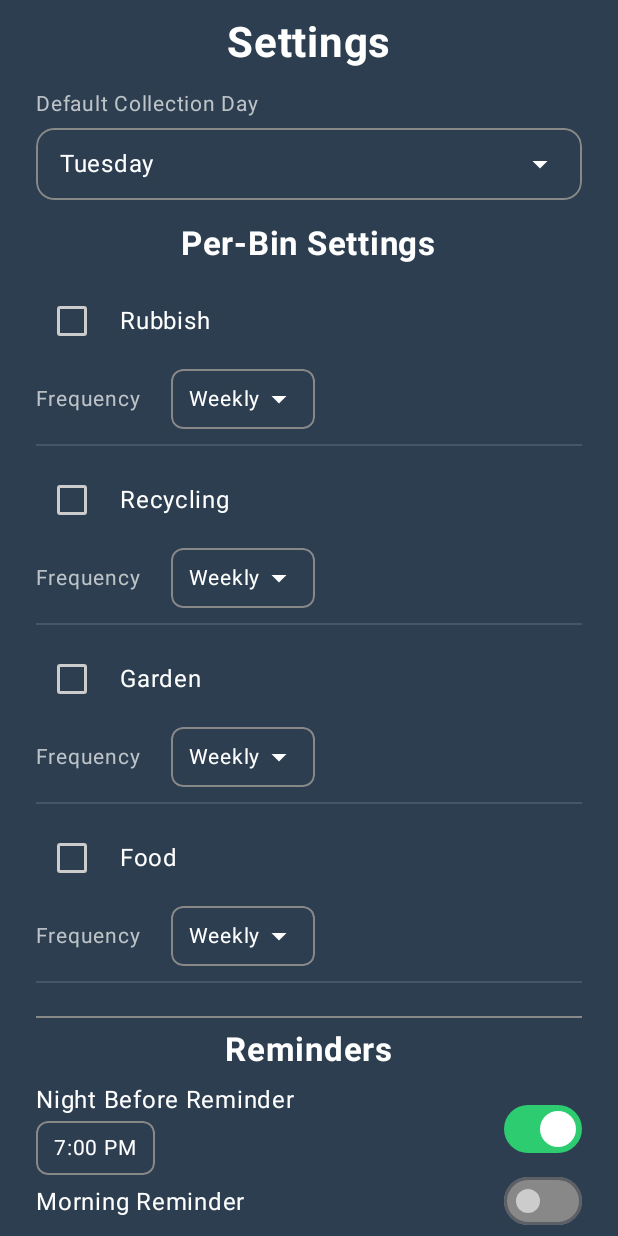
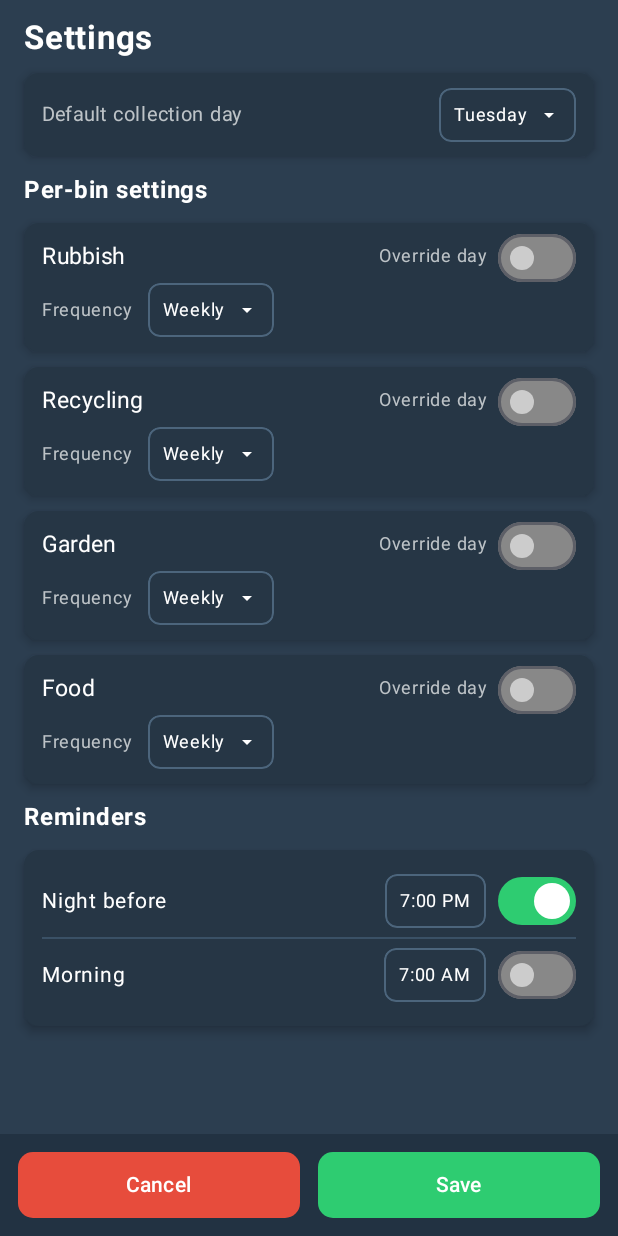
Before and after one commit to oozye1/rubishjuly24, an Android app built with Jetpack Compose: the SettingsScreen screen opened through its navigation route, on a phone screen of 412 x 824 dp. Run offline under Robolectric (Android 15) with nearby library versions, the light colour scheme and no system bars; our stand-ins replace AdMob; 7 statements that could not run were skipped.

Commit message:
2nd chat gpt5 save! id say it is better than before so far so good!

```diff
--- a/app/src/main/java/co/uk/doverguitarteacher/rubbishdayreminder/SettingsScreen.kt
+++ b/app/src/main/java/co/uk/doverguitarteacher/rubbishdayreminder/SettingsScreen.kt
@@ -6,6 +6,8 @@ import androidx.compose.foundation.background
 import androidx.compose.foundation.border
 import androidx.compose.foundation.clickable
 import androidx.compose.foundation.layout.*
+import androidx.compose.foundation.lazy.LazyColumn
+import androidx.compose.foundation.lazy.items
 import androidx.compose.foundation.shape.RoundedCornerShape
 import androidx.compose.material.icons.Icons
 import androidx.compose.material.icons.filled.ArrowDropDown
@@ -61,7 +63,7 @@ fun SettingsScreen(
     }
 
     val timeFormatter = remember { DateTimeFormatter.ofPattern("h:mm a") }
-    val dateFormatter = remember { DateTimeFormatter.ofPattern("EEE d MMM yyyy") }
+    val dateFormatter = remember { DateTimeFormatter.ofPattern("EEE d MMM") }
     val ctx = LocalContext.current
 
     fun showTimePicker(initial: LocalTime, onResult: (LocalTime) -> Unit) {
@@ -74,158 +76,256 @@ fun SettingsScreen(
             base.year, base.monthValue - 1, base.dayOfMonth).show()
     }
 
-    Column(
-        modifier = Modifier
-            .fillMaxSize()
-            .background(Color(0xFF2c3e50))
-            .padding(horizontal = 24.dp, vertical = 12.dp),
-        horizontalAlignment = Alignment.CenterHorizontally
-    ) {
-        Text("Settings", fontSize = 28.sp, fontWeight = FontWeight.Bold, color = Color.White)
-        Spacer(Modifier.height(12.dp))
+    Scaffold(
+        containerColor = Color(0xFF2c3e50),
+        bottomBar = {
+            Surface(tonalElevation = 2.dp, color = Color(0xFF223242)) {
+                Row(
+                    Modifier
+                        .fillMaxWidth()
+                        .padding(12.dp),
+                    horizontalArrangement = Arrangement.spacedBy(12.dp)
+                ) {
+                    Button(
+                        onClick = onNavigateBack,
+                        modifier = Modifier.weight(1f).height(44.dp),
+                        shape = RoundedCornerShape(10.dp),
+                        colors = ButtonDefaults.buttonColors(containerColor = Color(0xFFe74c3c))
+                    ) { Text("Cancel") }
 
-        SettingRow(label = "Default Collection Day") {
-            DayOfWeekSelector(selectedDay = selectedDay, onDaySelected = { selectedDay = it })
+                    Button(
+                        onClick = {
+                            settingsManager.saveCollectionDay(selectedDay)
+                            settingsManager.saveReminderSettings(
+                                eveningEnabled = eveningReminder,
+                                morningEnabled = morningReminder,
+                                eveningTime = eveningTime,
+                                morningTime = morningTime
+                            )
+                            perBinState.forEach { (bin, holder) ->
+                                val s = holder.value
+                                settingsManager.saveBinCollectionDay(bin.id, if (s.enabledOverrideDay) s.day else null)
+                                settingsManager.saveBinFrequency(bin.id, s.frequency)
+                                settingsManager.saveBinAnchorDate(
+                                    bin.id,
+                                    if (s.frequency == Frequency.FORTNIGHTLY) s.anchorDate else null
+                                )
+                            }
+                            AlarmScheduler.scheduleAlarms(appContext, settingsManager)
+                            onNavigateBack()
+                        },
+                        modifier = Modifier.weight(1f).height(44.dp),
+                        shape = RoundedCornerShape(10.dp),
+                        colors = ButtonDefaults.buttonColors(containerColor = Color(0xFF2ecc71))
+                    ) { Text("Save") }
+                }
+            }
         }
-        Spacer(Modifier.height(16.dp))
+    ) { padding ->
+        LazyColumn(
+            modifier = Modifier
+                .fillMaxSize()
+                .padding(padding)
+                .padding(horizontal = 16.dp),
+            verticalArrangement = Arrangement.spacedBy(10.dp),
+            contentPadding = PaddingValues(bottom = 88.dp, top = 12.dp)
+        ) {
+            item {
+                Text("Settings", fontSize = 22.sp, fontWeight = FontWeight.Bold, color = Color.White)
+            }
 
-        Text("Per-Bin Settings", fontSize = 22.sp, fontWeight = FontWeight.Bold, color = Color.White)
-        Spacer(Modifier.height(8.dp))
+            item {
+                SectionCard {
+                    Row(Modifier.fillMaxWidth(), verticalAlignment = Alignment.CenterVertically) {
+                        Text("Default collection day", color = Color(0xFFbdc3c7), fontSize = 13.sp)
+                        Spacer(Modifier.weight(1f))
+                        DayOfWeekCompactDropdown(selectedDay) { selectedDay = it }
+                    }
+                }
+            }
 
-        BinTypes.ALL_BINS.forEach { bin ->
-            val holder = perBinState[bin]!!
-            val s = holder.value
+            item {
+                Text("Per-bin settings", color = Color.White, fontWeight = FontWeight.Bold, fontSize = 16.sp)
+            }
 
-            Column(Modifier.fillMaxWidth().padding(vertical = 6.dp)) {
-                Row(verticalAlignment = Alignment.CenterVertically, modifier = Modifier.fillMaxWidth()) {
-                    Row(verticalAlignment = Alignment.CenterVertically, modifier = Modifier.weight(1f)) {
-                        Checkbox(
+            items(BinTypes.ALL_BINS) { bin ->
+                val holder = perBinState[bin]!!
+                val s = holder.value
+                SectionCard {
+                    Row(Modifier.fillMaxWidth(), verticalAlignment = Alignment.CenterVertically) {
+                        Text(bin.displayName, color = Color.White, fontSize = 15.sp, modifier = Modifier.weight(1f))
+                        CompactSwitchLabel(
+                            label = "Override day",
                             checked = s.enabledOverrideDay,
-                            onCheckedChange = { chk -> holder.value = s.copy(enabledOverrideDay = chk) },
-                            colors = CheckboxDefaults.colors(checkedColor = Color(0xFF2ecc71), uncheckedColor = Color.LightGray)
+                            onCheckedChange = { holder.value = s.copy(enabledOverrideDay = it) }
                         )
-                        Spacer(Modifier.width(8.dp))
-                        Text(bin.displayName, color = Color.White, fontSize = 16.sp)
                     }
                     if (s.enabledOverrideDay) {
-                        Spacer(Modifier.width(16.dp))
-                        DayOfWeekSelector(
-                            selectedDay = s.day,
-                            onDaySelected = { d -> holder.value = s.copy(day = d) },
-                            modifier = Modifier.weight(1f).widthIn(min = 200.dp)
-                        )
+                        Spacer(Modifier.height(6.dp))
+                        Row(Modifier.fillMaxWidth(), verticalAlignment = Alignment.CenterVertically) {
+                            Text("Day", color = Color(0xFFbdc3c7), fontSize = 12.sp)
+                            Spacer(Modifier.width(10.dp))
+                            DayOfWeekCompactDropdown(s.day) { d -> holder.value = s.copy(day = d) }
+                        }
+                    }
+
+                    Spacer(Modifier.height(6.dp))
+                    Row(Modifier.fillMaxWidth(), verticalAlignment = Alignment.CenterVertically) {
+                        Text("Frequency", color = Color(0xFFbdc3c7), fontSize = 12.sp)
+                        Spacer(Modifier.width(10.dp))
+                        FrequencyCompactDropdown(s.frequency) { f -> holder.value = s.copy(frequency = f) }
+                        if (s.frequency == Frequency.FORTNIGHTLY) {
+                            Spacer(Modifier.width(10.dp))
+                            val label = s.anchorDate?.format(dateFormatter) ?: "Start date"
+                            CompactChip(label) {
+                                showDatePicker(s.anchorDate) { picked -> holder.value = s.copy(anchorDate = picked) }
+                            }
+                        }
                     }
                 }
+            }
 
-                Row(verticalAlignment = Alignment.CenterVertically, modifier = Modifier.fillMaxWidth().padding(top = 8.dp)) {
-                    Text("Frequency", color = Color(0xFFbdc3c7), fontSize = 14.sp, modifier = Modifier.width(90.dp))
-                    FrequencySelector(selected = s.frequency, onSelected = { f -> holder.value = s.copy(frequency = f) })
-                    Spacer(Modifier.width(12.dp))
-                    if (s.frequency == Frequency.FORTNIGHTLY) {
-                        val label = s.anchorDate?.format(dateFormatter) ?: "Pick start date"
-                        Box(
-                            modifier = Modifier
-                                .clip(RoundedCornerShape(8.dp))
-                                .border(1.dp, Color.Gray, RoundedCornerShape(8.dp))
-                                .clickable { showDatePicker(s.anchorDate) { picked -> holder.value = s.copy(anchorDate = picked) } }
-                                .padding(horizontal = 12.dp, vertical = 8.dp)
-                        ) { Text(label, color = Color.White, fontSize = 14.sp) }
-                    }
+            item {
+                Text("Reminders", color = Color.White, fontWeight = FontWeight.Bold, fontSize = 16.sp)
+            }
+
+            item {
+                SectionCard {
+                    CompactReminderRow(
+                        label = "Night before",
+                        time = eveningTime,
+                        isChecked = eveningReminder,
+                        onCheckedChange = { eveningReminder = it },
+                        onPickTime = { if (eveningReminder) showTimePicker(eveningTime) { eveningTime = it } },
+                        timeFormatter = timeFormatter
+                    )
+                    Divider(color = Color(0xFF3A5166))
+                    CompactReminderRow(
+                        label = "Morning",
+                        time = morningTime,
+                        isChecked = morningReminder,
+                        onCheckedChange = { morningReminder = it },
+                        onPickTime = { if (morningReminder) showTimePicker(morningTime) { morningTime = it } },
+                        timeFormatter = timeFormatter
+                    )
                 }
-                Divider(Modifier.padding(top = 10.dp), color = Color(0xFF42576B))
             }
         }
+    }
+}
 
-        Spacer(Modifier.height(16.dp))
-        Divider(color = Color.Gray)
-        Spacer(Modifier.height(8.dp))
+/* ---------- Material3 Card-based compact UI ---------- */
 
-        Text("Reminders", fontSize = 22.sp, fontWeight = FontWeight.Bold, color = Color.White)
-        Spacer(Modifier.height(8.dp))
+@Composable
+private fun SectionCard(content: @Composable ColumnScope.() -> Unit) {
+    ElevatedCard(
+        modifier = Modifier.fillMaxWidth(),
+        shape = RoundedCornerShape(10.dp),
+        colors = CardDefaults.cardColors(containerColor = Color(0xFF263645)),
+        elevation = CardDefaults.elevatedCardElevation(defaultElevation = 4.dp)
+    ) {
+        Column(
+            modifier = Modifier.padding(horizontal = 12.dp, vertical = 10.dp),
+            content = content
+        )
+    }
+}
 
-        ReminderRow(
-            label = "Night Before Reminder",
-            time = eveningTime,
-            isChecked = eveningReminder,
-            onCheckedChange = { eveningReminder = it },
-            onTimeClicked = { if (eveningReminder) showTimePicker(eveningTime) { eveningTime = it } },
-            enabled = eveningReminder,
-            timeFormatter = timeFormatter
+@Composable
+private fun CompactChip(text: String, onClick: () -> Unit) {
+    Box(
+        modifier = Modifier
+            .clip(RoundedCornerShape(8.dp))
+            .border(1.dp, Color(0xFF4C657C), RoundedCornerShape(8.dp))
+            .clickable { onClick() }
+            .padding(horizontal = 10.dp, vertical = 6.dp)
+    ) {
+        Text(text, color = Color.White, fontSize = 12.sp)
+    }
+}
+
+@Composable
+private fun CompactSwitchLabel(label: String, checked: Boolean, onCheckedChange: (Boolean) -> Unit) {
+    Row(verticalAlignment = Alignment.CenterVertically) {
+        Text(label, color = Color(0xFFbdc3c7), fontSize = 12.sp)
+        Spacer(Modifier.width(6.dp))
+        Switch(
+            checked = checked,
+            onCheckedChange = onCheckedChange,
+            modifier = Modifier.height(18.dp),
+            colors = SwitchDefaults.colors(
+                checkedThumbColor = Color.White,
+                checkedTrackColor = Color(0xFF2ecc71),
+                uncheckedThumbColor = Color.LightGray,
+                uncheckedTrackColor = Color.Gray
+            )
         )
-        Spacer(Modifier.height(6.dp))
-        ReminderRow(
-            label = "Morning Reminder",
-            time = morningTime,
-            isChecked = morningReminder,
-            onCheckedChange = { morningReminder = it },
-            onTimeClicked = { if (morningReminder) showTimePicker(morningTime) { morningTime = it } },
-            enabled = morningReminder,
-            timeFormatter = timeFormatter
-        )
+    }
+}
 
-        Spacer(Modifier.weight(1f))
-
-        Row(Modifier.fillMaxWidth(), horizontalArrangement = Arrangement.spacedBy(16.dp)) {
-            Button(
-                onClick = onNavigateBack,
-                modifier = Modifier.weight(1f).height(50.dp),
-                shape = RoundedCornerShape(12.dp),
-                colors = ButtonDefaults.buttonColors(containerColor = Color(0xFFe74c3c))
-            ) { Text("Cancel") }
-
-            Button(
-                onClick = {
-                    // Save global default day + reminders
-                    settingsManager.saveCollectionDay(selectedDay)
-                    settingsManager.saveReminderSettings(
-                        eveningEnabled = eveningReminder,
-                        morningEnabled = morningReminder,
-                        eveningTime = eveningTime,
-                        morningTime = morningTime
-                    )
-                    // Save per-bin config
-                    perBinState.forEach { (bin, holder) ->
-                        val s = holder.value
-                        settingsManager.saveBinCollectionDay(bin.id, if (s.enabledOverrideDay) s.day else null)
-                        settingsManager.saveBinFrequency(bin.id, s.frequency)
-                        settingsManager.saveBinAnchorDate(bin.id, if (s.frequency == Frequency.FORTNIGHTLY) s.anchorDate else null)
-                    }
-                    // Re-arm alarms (use hoisted appContext – avoids @Composable-in-non-composable error)
-                    AlarmScheduler.scheduleAlarms(appContext, settingsManager)
-                    onNavigateBack()
-                },
-                modifier = Modifier.weight(1f).height(50.dp),
-                shape = RoundedCornerShape(12.dp),
-                colors = ButtonDefaults.buttonColors(containerColor = Color(0xFF2ecc71))
-            ) { Text("Save") }
+@Composable
+private fun DropdownBox(currentText: String, items: List<String>, onSelect: (Int) -> Unit) {
+    var expanded by remember { mutableStateOf(false) }
+    Box(
+        modifier = Modifier
+            .clip(RoundedCornerShape(8.dp))
+            .border(1.dp, Color(0xFF4C657C), RoundedCornerShape(8.dp))
+            .clickable { expanded = true }
+            .padding(horizontal = 10.dp, vertical = 6.dp)
+    ) {
+        Row(verticalAlignment = Alignment.CenterVertically) {
+            Text(currentText, color = Color.White, fontSize = 12.sp)
+            Spacer(Modifier.width(6.dp))
+            Icon(Icons.Default.ArrowDropDown, null, tint = Color.White, modifier = Modifier.size(16.dp))
+        }
+        DropdownMenu(
+            expanded = expanded,
+            onDismissRequest = { expanded = false },
+            containerColor = Color(0xFF34495e)
+        ) {
+            items.forEachIndexed { index, txt ->
+                DropdownMenuItem(
+                    text = { Text(txt, color = Color.White, fontSize = 13.sp) },
+                    onClick = { onSelect(index); expanded = false }
+                )
+            }
         }
     }
 }
 
 @Composable
-fun ReminderRow(
+private fun DayOfWeekCompactDropdown(selected: DayOfWeek, onSelected: (DayOfWeek) -> Unit) {
+    val names = remember {
+        DayOfWeek.values().map { it.getDisplayName(TextStyle.FULL, Locale.getDefault()) }
+    }
+    DropdownBox(
+        currentText = selected.getDisplayName(TextStyle.FULL, Locale.getDefault()),
+        items = names
+    ) { idx -> onSelected(DayOfWeek.values()[idx]) }
+}
+
+@Composable
+private fun FrequencyCompactDropdown(selected: Frequency, onSelected: (Frequency) -> Unit) {
+    val items = listOf("Weekly", "Fortnightly")
+    val current = if (selected == Frequency.WEEKLY) "Weekly" else "Fortnightly"
+    DropdownBox(currentText = current, items = items) { idx ->
+        onSelected(if (idx == 0) Frequency.WEEKLY else Frequency.FORTNIGHTLY)
+    }
+}
+
+@Composable
+private fun CompactReminderRow(
     label: String,
     time: LocalTime,
     isChecked: Boolean,
     onCheckedChange: (Boolean) -> Unit,
-    onTimeClicked: () -> Unit,
-    enabled: Boolean,
+    onPickTime: () -> Unit,
     timeFormatter: DateTimeFormatter
 ) {
     Row(Modifier.fillMaxWidth(), verticalAlignment = Alignment.CenterVertically) {
-        Column(Modifier.weight(1f)) {
-            Text(label, color = Color.White, fontSize = 16.sp)
-            Box(
-                modifier = Modifier
-                    .padding(top = 2.dp)
-                    .clip(RoundedCornerShape(8.dp))
-                    .border(1.dp, Color.Gray, RoundedCornerShape(8.dp))
-                    .clickable(enabled) { onTimeClicked() }
-                    .padding(horizontal = 12.dp, vertical = 6.dp)
-            ) {
-                Text(text = time.format(timeFormatter), color = if (enabled) Color.White else Color.Gray, fontSize = 14.sp)
-            }
-        }
+        Text(label, color = Color.White, fontSize = 14.sp, modifier = Modifier.weight(1f))
+        CompactChip(time.format(timeFormatter)) { if (isChecked) onPickTime() }
+        Spacer(Modifier.width(8.dp))
         Switch(
             checked = isChecked,
             onCheckedChange = onCheckedChange,
@@ -238,67 +338,3 @@ fun ReminderRow(
         )
     }
 }
-
-@Composable
-fun SettingRow(label: String, content: @Composable () -> Unit) {
-    Column(Modifier.fillMaxWidth()) {
-        Text(label, color = Color(0xFFbdc3c7), fontSize = 14.sp, modifier = Modifier.padding(bottom = 4.dp))
-        content()
-    }
-}
-
-@Composable
-fun DayOfWeekSelector(selectedDay: DayOfWeek, onDaySelected: (DayOfWeek) -> Unit, modifier: Modifier = Modifier) {
-    var expanded by remember { mutableStateOf(false) }
-    Box(modifier = modifier) {
-        Row(
-            Modifier
-                .clip(RoundedCornerShape(12.dp))
-                .border(1.dp, Color.Gray, RoundedCornerShape(12.dp))
-                .clickable { expanded = true }
-                .padding(horizontal = 16.dp, vertical = 12.dp)
-                .fillMaxWidth(),
-            verticalAlignment = Alignment.CenterVertically,
-            horizontalArrangement = Arrangement.SpaceBetween
-        ) {
-            Text(selectedDay.getDisplayName(TextStyle.FULL, Locale.getDefault()), color = Color.White, fontSize = 16.sp)
-            Icon(Icons.Default.ArrowDropDown, contentDescription = "Select day", tint = Color.White)
-        }
-        DropdownMenu(expanded, onDismissRequest = { expanded = false }, modifier = Modifier.background(Color(0xFF34495e))) {
-            DayOfWeek.values().forEach { day ->
-                DropdownMenuItem(
-                    text = { Text(day.getDisplayName(TextStyle.FULL, Locale.getDefault()), color = Color.White) },
-                    onClick = { onDaySelected(day); expanded = false }
-                )
-            }
-        }
-    }
-}
-
-@Composable
-fun FrequencySelector(selected: Frequency, onSelected: (Frequency) -> Unit) {
-    var expanded by remember { mutableStateOf(false) }
-    val label = if (selected == Frequency.WEEKLY) "Weekly" else "Fortnightly"
-    Box {
-        Row(
-            Modifier
-                .clip(RoundedCornerShape(8.dp))
-                .border(1.dp, Color.Gray, RoundedCornerShape(8.dp))
-                .clickable { expanded = true }
-                .padding(horizontal = 12.dp, vertical = 8.dp),
-            verticalAlignment = Alignment.CenterVertically,
-            horizontalArrangement = Arrangement.SpaceBetween
-        ) {
-            Text(label, color = Color.White, fontSize = 14.sp)
-            Icon(Icons.Default.ArrowDropDown, contentDescription = "Open", tint = Color.White)
-        }
-        DropdownMenu(expanded, onDismissRequest = { expanded = false }, modifier = Modifier.background(Color(0xFF34495e))) {
-            Frequency.values().forEach { f ->
-                DropdownMenuItem(
-                    text = { Text(if (f == Frequency.WEEKLY) "Weekly" else "Fortnightly", color = Color.White) },
-                    onClick = { onSelected(f); expanded = false }
-                )
-            }
-        }
-    }
-}
```
